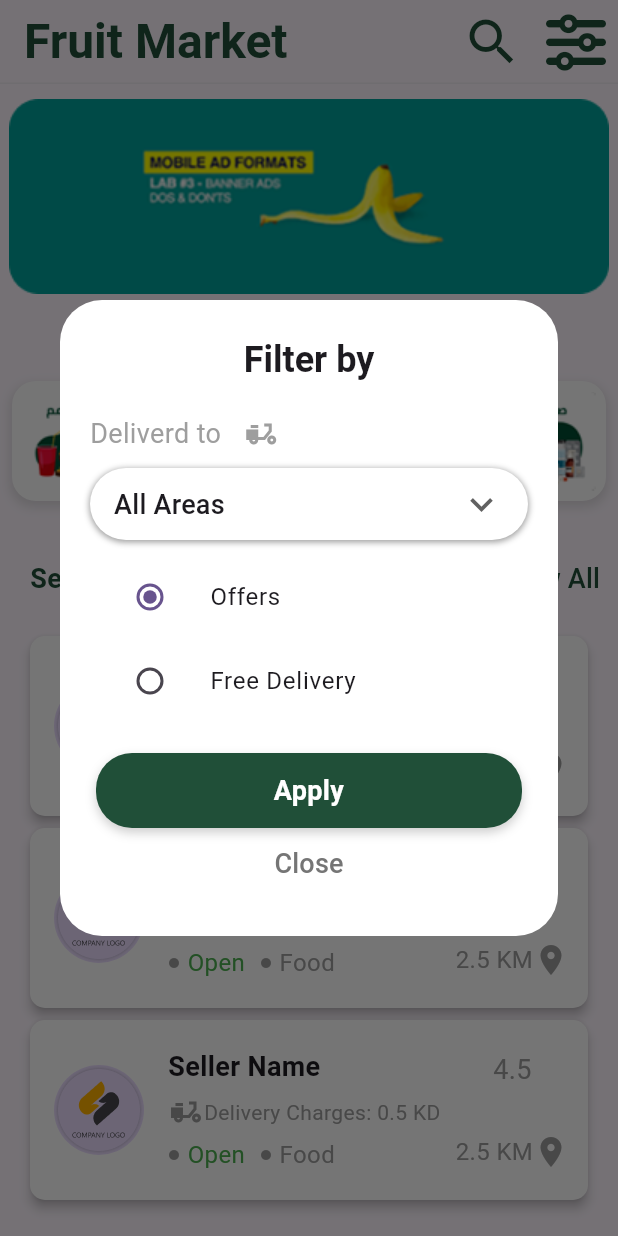
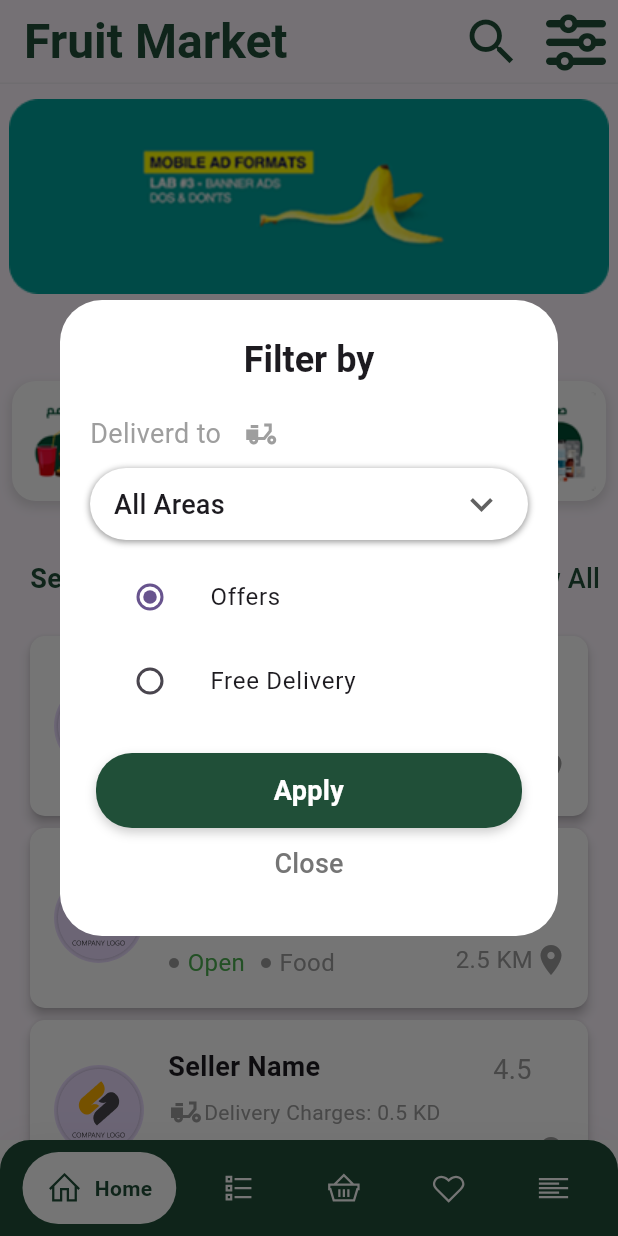
Before and after one commit to elne7/Fruits-App, a Flutter app: the screen it shows after launch, after a tap on an icon or button, on a phone screen of 412 x 824 dp. Run offline on Flutter 3.47's test engine with Material 3 defaults, Android fonts, the phone set to English and light mode, and no system bars; drawn by our look-alikes of google_nav_bar; our stand-ins replace font_awesome_flutter, line_icons.

Commit message:
Complete CustomNavigationBar

```diff
--- a/lib/core/layout/custom_navigation_bar.dart
+++ b/lib/core/layout/custom_navigation_bar.dart
@@ -1,5 +1,9 @@
 import 'package:flutter/material.dart';
-import 'package:font_awesome_flutter/font_awesome_flutter.dart';
+import 'package:fruits_app/core/constants/colors.dart';
+import 'package:fruits_app/features/favorite/presentation/views/favorite_view.dart';
+import 'package:fruits_app/features/home/presentation/views/home_view.dart';
+import 'package:google_nav_bar/google_nav_bar.dart';
+import 'package:line_icons/line_icons.dart';
 
 class CustomNavigationBar extends StatefulWidget {
   const CustomNavigationBar({super.key});
@@ -9,46 +13,84 @@ class CustomNavigationBar extends StatefulWidget {
 }
 
 class _CustomNavigationBarState extends State<CustomNavigationBar> {
-  int selectedIndex = 0;
+  int _selectedIndex = 0;
+  final screens = const [
+    HomeView(),
+    // OrdersView(),
+    // BasketView(),
+    FavoriteView(),
+    // MoreView(),
+  ];
+
+  int index = 1;
+  final PageController _pageController = PageController(initialPage: 0);
+
   void onItemTapped(int index) {
     setState(() {
-      selectedIndex = index;
+      _selectedIndex = index;
     });
   }
 
   @override
   Widget build(BuildContext context) {
-    return NavigationBar(
-      onDestinationSelected: (int index) {
+    return Scaffold(
+      backgroundColor: Colors.white,
+      body: PageView(
+        controller: _pageController,
+        children: screens,
+        onPageChanged: (pageIndex) {
           setState(() {
-          selectedIndex = index;
+            index = pageIndex;
           });
         },
-      indicatorColor: Colors.amber,
-      selectedIndex: selectedIndex,
-      destinations: const <Widget>[
-        NavigationDestination(
-          selectedIcon: Icon(Icons.home),
-          icon: Icon(Icons.home_outlined),
-          label: 'Home',
       ),
-        NavigationDestination(
-          icon: Badge(child: FaIcon(FontAwesomeIcons.listUl)),
-          label: 'Orders',
+      bottomNavigationBar: Container(
+        decoration: BoxDecoration(
+          color: kPrimaryColor,
+          boxShadow: [
+            BoxShadow(blurRadius: 20, color: Colors.black.withAlpha(10)),
+          ],
+          borderRadius: BorderRadius.only(
+            topLeft: Radius.circular(20),
+            topRight: Radius.circular(20),
           ),
-        NavigationDestination(
-          icon: Badge(child: FaIcon(FontAwesomeIcons.basketShopping)),
-          label: 'Bastket',
         ),
-        NavigationDestination(
-          icon: Badge(child: Icon(Icons.favorite_border)),
-          label: 'Favorites',
+        child: SafeArea(
+          child: Padding(
+            padding: const EdgeInsets.symmetric(horizontal: 15.0, vertical: 8),
+            child: GNav(
+              rippleColor: Colors.grey[300]!,
+              hoverColor: Colors.grey[100]!,
+              gap: 8,
+              activeColor: Colors.black,
+              iconSize: 24,
+              padding: EdgeInsets.symmetric(horizontal: 16, vertical: 12),
+              duration: Duration(milliseconds: 400),
+              tabBackgroundColor: Colors.white,
+              color: Colors.white,
+              tabs: [
+                customGButton('Home', LineIcons.home),
+                customGButton('Orders', LineIcons.listUl),
+                customGButton('Basket', LineIcons.shoppingBasket),
+                customGButton('Favorites', LineIcons.heart),
+                customGButton('More', LineIcons.alignLeft),
+              ],
+              selectedIndex: _selectedIndex,
+              onTabChange: onItemTapped,
             ),
-        NavigationDestination(
-          icon: Badge(child: FaIcon(FontAwesomeIcons.alignLeft)),
-          label: 'More',
           ),
-      ],
+        ),
+      ),
+    );
+  }
+
+  GButton customGButton(String text, IconData icon) {
+    return GButton(
+      icon: icon,
+      iconActiveColor: kPrimaryColor,
+      text: text,
+      textColor: kPrimaryColor,
+      textStyle: TextStyle(fontWeight: FontWeight.bold, color: kPrimaryColor),
     );
   }
 }
--- a/lib/main.dart
+++ b/lib/main.dart
@@ -1,5 +1,6 @@
 import 'package:flutter/material.dart';
-import 'package:fruits_app/features/home/presentation/widgets/home_view_body.dart';
+import 'package:fruits_app/core/layout/custom_navigation_bar.dart';
+// import 'package:fruits_app/features/home/presentation/widgets/home_view_body.dart';
 // import 'package:fruits_app/features/product/presentation/widgets/product_view_body.dart';
 // import 'package:fruits_app/features/favorite/presentation/widgets/favorites_view_body.dart';
 // import 'package:fruits_app/features/contact_us/presentation/views/contact_us_view.dart';
@@ -29,7 +30,7 @@ class MyApp extends StatelessWidget {
       theme: ThemeData(
         colorScheme: ColorScheme.fromSeed(seedColor: Colors.deepPurple),
       ),
-      home: const HomeViewBody(),
+      home: const CustomNavigationBar(),
     );
   }
 }
--- a/pubspec.yaml
+++ b/pubspec.yaml
@@ -36,6 +36,8 @@ dependencies:
   cupertino_icons: ^1.0.8
   auto_size_text: ^3.0.0
   font_awesome_flutter: ^10.8.0
+  google_nav_bar: ^5.0.7
+  line_icons: ^2.0.3
 
 dev_dependencies:
   flutter_test:
```
Also changed, not shown: pubspec.lock. Lines whose indentation alone changed are shown as unchanged.
